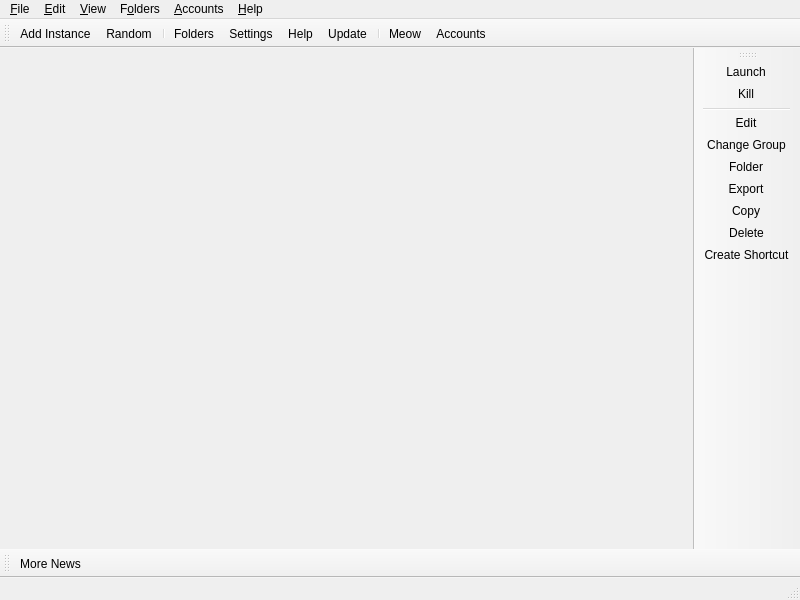
First picture: the form in launcher/ui/MainWindow.ui, repository MagicDippyEgg/PrismLauncher, before the edit.
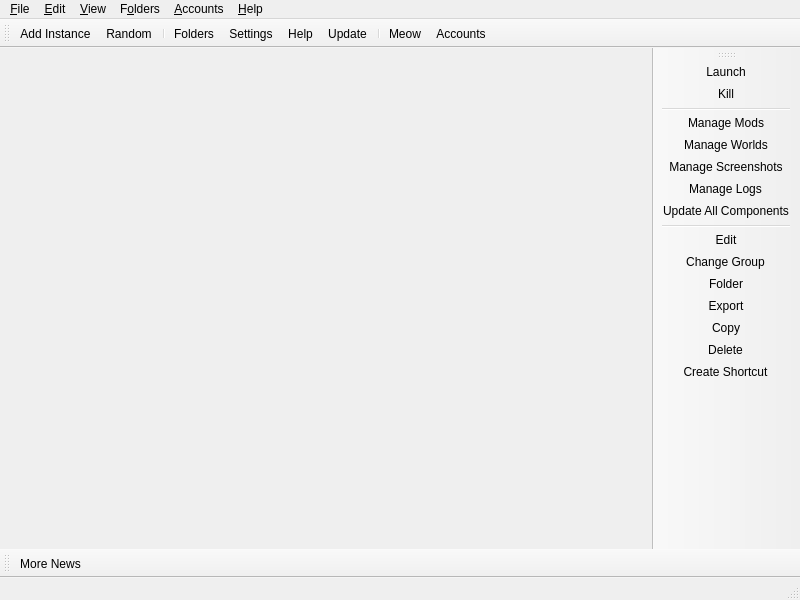
Second picture: the form after the edit. Icons and pictures are not drawn. Custom widgets are drawn as their Qt base class.

The edit to the form file:
```diff
--- a/launcher/ui/MainWindow.ui
+++ b/launcher/ui/MainWindow.ui
@@ -118,6 +118,12 @@
    <addaction name="actionLaunchInstance"/>
    <addaction name="actionKillInstance"/>
    <addaction name="separator"/>
+   <addaction name="actionViewSelectedInstMods"/>
+   <addaction name="actionViewSelectedInstWorlds"/>
+   <addaction name="actionViewSelectedInstScreenshots"/>
+   <addaction name="actionViewSelectedInstLogs"/>
+   <addaction name="actionUpdateAll"/>
+   <addaction name="separator"/>
    <addaction name="actionEditInstance"/>
    <addaction name="actionChangeInstGroup"/>
    <addaction name="actionViewSelectedInstFolder"/>
```
Left out of the diff: 2 changed lines with no effect on the pictures.
